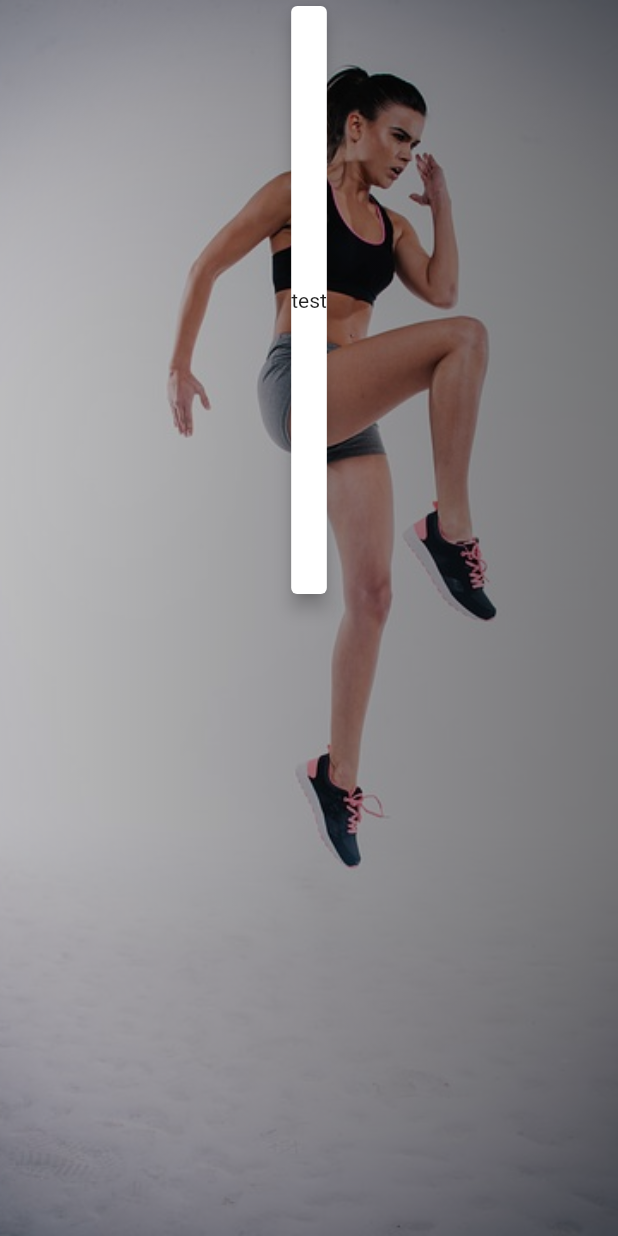
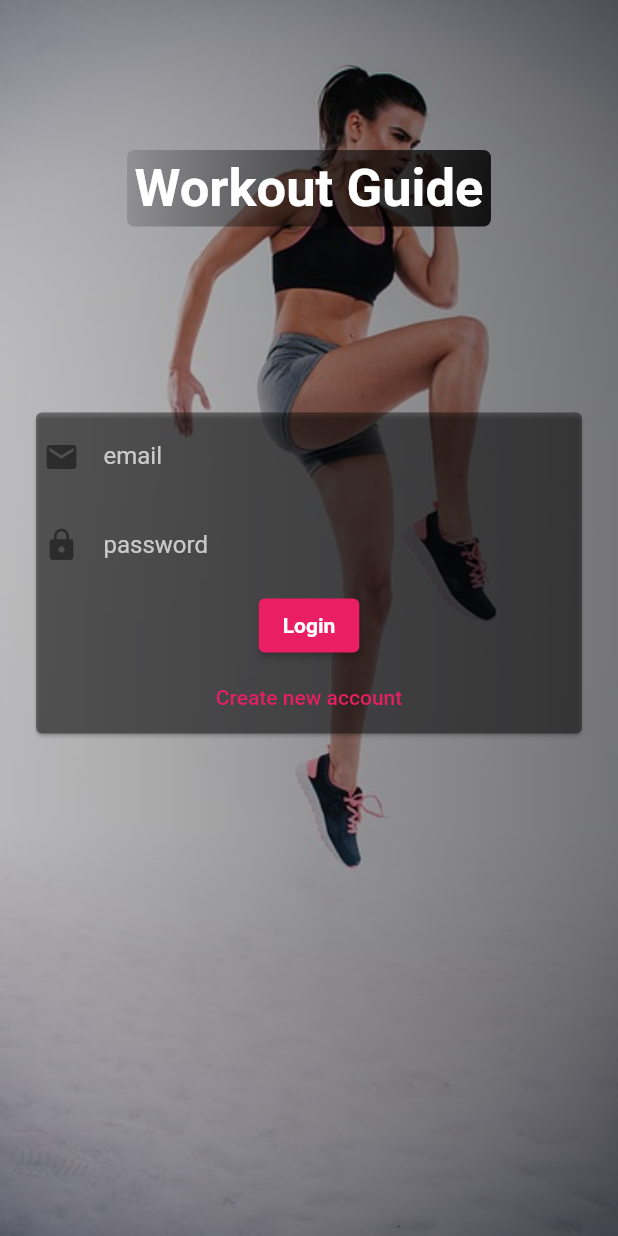
Before and after one commit to urosmeh/workout-guide, a Flutter app: the screen it shows after launch, on a phone screen of 412 x 824 dp. Run offline on Flutter 3.47's test engine with Material 2 defaults, Android fonts, the phone set to English and light mode, and no system bars.

Commit message:
Added firebase url constants, ux fixes on login screen

```diff
--- /dev/null
+++ b/lib/db_urls.dart
@@ -0,0 +1,2 @@
+const API_KEY ="AIzaSyBbfpTSTB6gi5VnH5yIwG7zKyyy9P-ZG00";
+const FIREBASE_URL = "https://workout-guide-992da-default-rtdb.firebaseio.com/";
--- a/lib/main.dart
+++ b/lib/main.dart
@@ -7,7 +7,12 @@ class MyApp extends StatelessWidget {
   @override
   Widget build(BuildContext context) {
     return MaterialApp(
+      title: "Workout guide",
       home: AuthScreen(),
+      theme: ThemeData(
+        primarySwatch: Colors.pink,
+        accentColor: Colors.deepOrange,
+      ),
     );
   }
 }
--- /dev/null
+++ b/lib/providers/auth.dart
@@ -0,0 +1,13 @@
+import 'dart:async';
+import 'package:flutter/foundation.dart';
+
+class Auth with ChangeNotifier {
+  String _token;
+  String _userId;
+  DateTime expiresAt;
+  Timer _authTimer;
+
+  Future<void> signIn(String email, String password) async {
+    try {} catch (e) {}
+  }
+}
--- a/lib/screens/auth_screen.dart
+++ b/lib/screens/auth_screen.dart
@@ -1,25 +1,62 @@
 import 'package:flutter/material.dart';
 import 'package:workout_guide/widgets/login_background.dart';
 
+enum AuthType {
+  Login,
+  Signup,
+}
+
 class AuthScreen extends StatelessWidget {
+  static const route = "/auth";
   @override
   Widget build(BuildContext context) {
+    final deviceSize = MediaQuery.of(context).size;
+
     return Scaffold(
+      resizeToAvoidBottomInset: false,
       body: Stack(
         children: [
           LoginBackground(),
-          Container(
-            alignment: Alignment.center,
-            height: 400,
-            child: Card(
-              elevation: 5,
-              child: Form(
-                child: Column(
-                  mainAxisAlignment: MainAxisAlignment.center,
-                  children: [
-                    Text("test"),
-                  ],
-                ),
+          SingleChildScrollView(
+            child: Container(
+              height: deviceSize.height,
+              width: deviceSize.width,
+              child: Column(
+                children: [
+                  Container(
+                    padding: EdgeInsets.only(top: 100),
+                    child: Center(
+                      child: Container(
+                        padding:
+                            EdgeInsets.symmetric(horizontal: 5, vertical: 5),
+                        decoration: BoxDecoration(
+                          borderRadius: BorderRadius.circular(5),
+                          gradient: LinearGradient(
+                            colors: [
+                              Colors.black12,
+                              Colors.black87,
+                            ],
+                            begin: Alignment.topLeft,
+                            end: Alignment.bottomRight,
+                            stops: [0, 1],
+                          ),
+                        ),
+                        child: Text(
+                          "Workout Guide",
+                          style: TextStyle(
+                            fontWeight: FontWeight.bold,
+                            fontSize: 35,
+                            color: Colors.white,
+                          ),
+                        ),
+                      ),
+                    ),
+                  ),
+                  SizedBox(
+                    height: 100,
+                  ),
+                  FormContainer(),
+                ],
               ),
             ),
           )
@@ -28,3 +65,93 @@ class AuthScreen extends StatelessWidget {
     );
   }
 }
+
+class FormContainer extends StatefulWidget {
+  @override
+  _FormContainerState createState() => _FormContainerState();
+}
+
+class _FormContainerState extends State<FormContainer> {
+  final GlobalKey<FormState> _formKey = GlobalKey();
+  AuthType _authType = AuthType.Login;
+  Map<String, String> _authData = {
+    "email": "",
+    "password": "",
+  };
+
+  void _switchAuthType() {
+    setState(() {
+      _authType =
+          _authType == AuthType.Login ? AuthType.Signup : AuthType.Login;
+    });
+  }
+
+  bool _validEmail(String value) {
+    const pattern = r'^[\w-\.]+@([\w-]+\.)+[\w-]{2,4}$';
+    final regExp = RegExp(pattern);
+    return regExp.hasMatch(value);
+  }
+
+  @override
+  Widget build(BuildContext context) {
+    return Container(
+      padding: EdgeInsets.all(20),
+      child: Card(
+        elevation: 1,
+        color: Colors.transparent.withOpacity(.4),
+        child: Form(
+          child: AnimatedContainer(
+            duration: Duration(milliseconds: 300),
+            constraints: BoxConstraints(
+                minHeight: _authType == AuthType.Login ? 100 : 20),
+            child: Column(
+              children: [
+                TextFormField(
+                  style: TextStyle(color: Colors.white),
+                  keyboardType: TextInputType.emailAddress,
+                  decoration: InputDecoration(
+                    labelText: "email",
+                    labelStyle: TextStyle(color: Colors.white70),
+                    icon: Padding(
+                      padding: const EdgeInsets.only(left: 5),
+                      child: Icon(Icons.email),
+                    ),
+                    border: InputBorder.none,
+                  ),
+                ),
+                TextFormField(
+                  validator: (value) {},
+                  obscureText: true,
+                  style: TextStyle(color: Colors.white),
+                  decoration: InputDecoration(
+                    labelText: "password",
+                    labelStyle: TextStyle(color: Colors.white70),
+                    icon: Padding(
+                      padding: const EdgeInsets.only(left: 5),
+                      child: Icon(Icons.lock),
+                    ),
+                    border: InputBorder.none,
+                  ),
+                ),
+                ElevatedButton(
+                  onPressed: () {},
+                  child: Text(
+                    _authType == AuthType.Login ? "Login" : "Signup",
+                    style: TextStyle(
+                        fontWeight: FontWeight.bold, color: Colors.white),
+                  ),
+                ),
+                TextButton(
+                  onPressed: () => _switchAuthType(),
+                  child: Text(_authType == AuthType.Login
+                      ? "Create new account"
+                      : "Use existing account"),
+                ),
+              ],
+            ),
+          ),
+        ),
+      ),
+    );
+  }
+}
--- a/lib/widgets/login_background.dart
+++ b/lib/widgets/login_background.dart
@@ -7,7 +7,8 @@ class LoginBackground extends StatelessWidget {
 
   @override
   Widget build(BuildContext context) {
-    return ShaderMask(
+    return Container(
+      child: ShaderMask(
         shaderCallback: (bounds) => LinearGradient(colors: [
           Colors.black12,
           Colors.black45,
@@ -22,6 +23,7 @@ class LoginBackground extends StatelessWidget {
                     ColorFilter.mode(Colors.black12, BlendMode.darken)),
           ),
         ),
+      ),
     );
   }
 }
```
Lines whose indentation alone changed are shown as unchanged.
